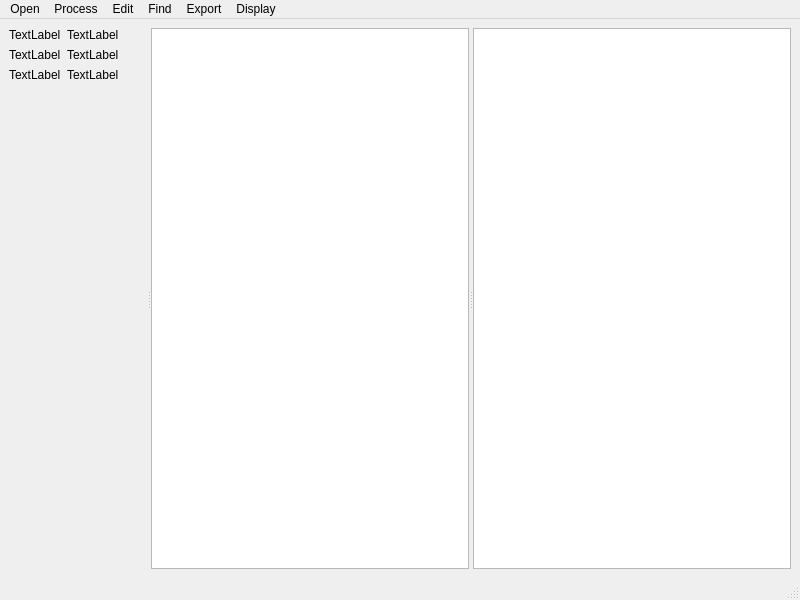
Before: the Qt Designer form mainwindow.ui in Wang-Bio/InferringCellDivision2_private, drawn with Qt 5.
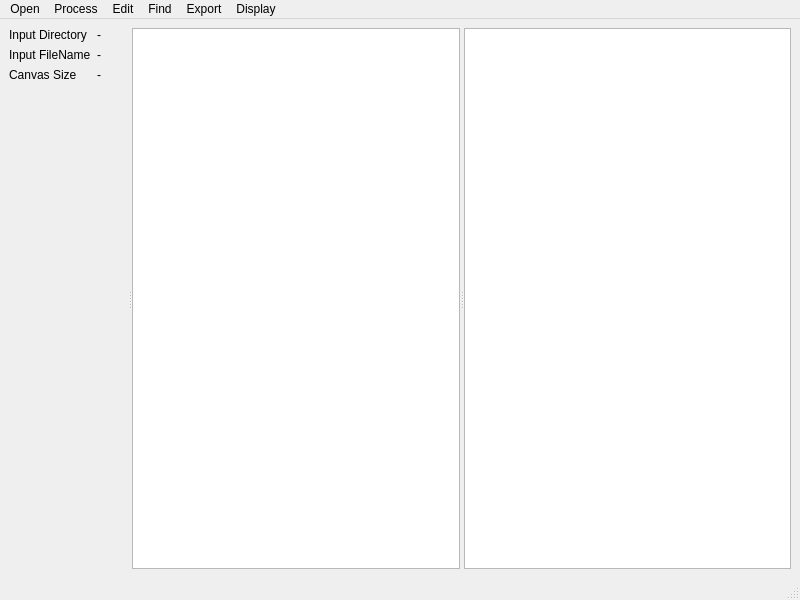
After: the same form once the commit is applied.

Patch:
```diff
--- a/mainwindow.ui
+++ b/mainwindow.ui
@@ -25,42 +25,42 @@
         <item row="0" column="0">
          <widget class="QLabel" name="label">
           <property name="text">
-           <string>TextLabel</string>
+           <string>Input Directory</string>
           </property>
          </widget>
         </item>
         <item row="0" column="1">
          <widget class="QLabel" name="label_2">
           <property name="text">
-           <string>TextLabel</string>
+           <string>-</string>
           </property>
          </widget>
         </item>
         <item row="1" column="0">
          <widget class="QLabel" name="label_3">
           <property name="text">
-           <string>TextLabel</string>
+           <string>Input FileName</string>
           </property>
          </widget>
         </item>
         <item row="1" column="1">
          <widget class="QLabel" name="label_4">
           <property name="text">
-           <string>TextLabel</string>
+           <string>-</string>
           </property>
          </widget>
         </item>
         <item row="2" column="0">
          <widget class="QLabel" name="label_5">
           <property name="text">
-           <string>TextLabel</string>
+           <string>Canvas Size</string>
           </property>
          </widget>
         </item>
         <item row="2" column="1">
          <widget class="QLabel" name="label_6">
           <property name="text">
-           <string>TextLabel</string>
+           <string>-</string>
           </property>
          </widget>
         </item>
```
